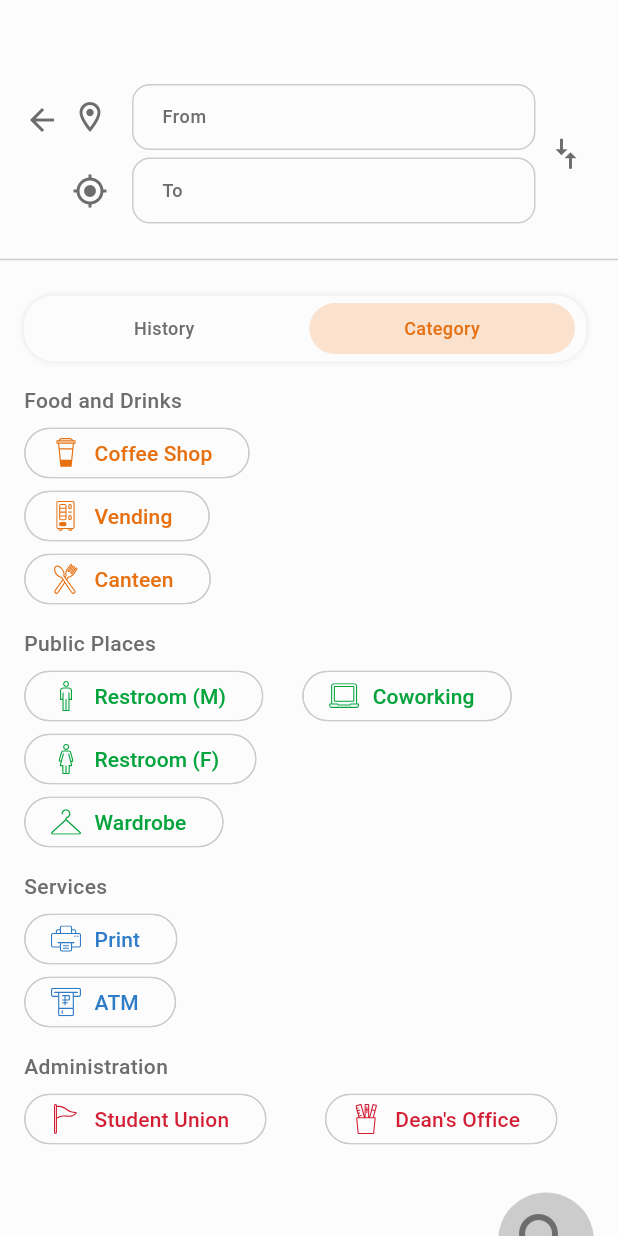
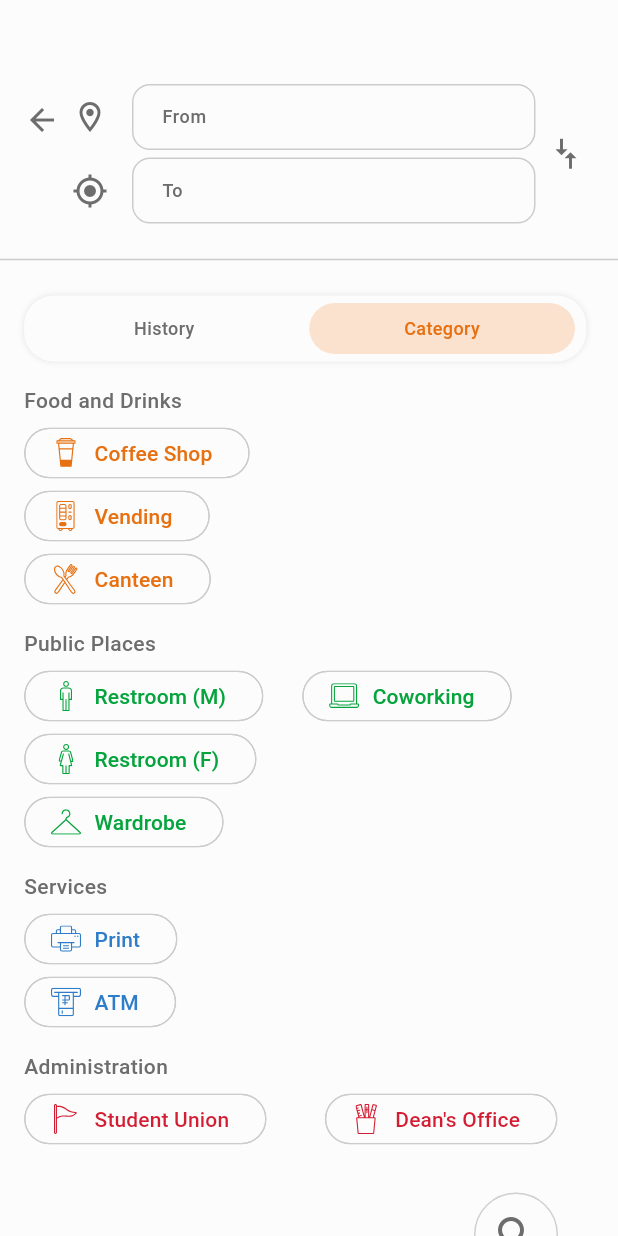
Before and after one commit to Eternal-Encoders/UrfuNavigator-mobile, a Flutter app: the RoutePage screen opened by its route, on a phone screen of 412 x 824 dp. Run offline on Flutter 3.47's test engine with Material 3 defaults, Android fonts, the light colour scheme and no system bars; our stand-ins replace dartz, equatable, flutter_bloc, flutter_svg, freezed_annotation, get_it and 2 more; missing offline and left inert: slang, svg_path_parser, yandex_mapkit; accounts and stored records are empty; generated files the repository leaves out were written again; network calls fail; statements that could not run were skipped.

Commit message:
improve search icon

```diff
--- a/lib/feature/ui/screens/route_screen.dart
+++ b/lib/feature/ui/screens/route_screen.dart
@@ -915,33 +915,59 @@ class _RouteScreenState extends State<RouteScreen> {
                       child: Row(
                         mainAxisAlignment: MainAxisAlignment.end,
                         children: [
-                          IconButton(
-                            disabledColor: AppColors.secondPaleGrayLight,
+                          OutlinedButton(
+                            // disabledColor: AppColors.secondPaleGrayLight,
                             onPressed: () {
                               areValuesFilled ? search() : null;
                             },
-                            icon: Icon(Icons.search),
-                            focusColor: areValuesFilled
-                                ? Theme.of(context).focusColor
-                                : null,
-                            hoverColor: areValuesFilled
-                                ? Theme.of(context).hoverColor
-                                : null,
-                            splashColor: areValuesFilled
-                                ? Theme.of(context).splashColor
-                                : null,
-                            highlightColor: areValuesFilled
-                                ? Theme.of(context).highlightColor
-                                : null,
-                            iconSize: 48,
-                            color: areValuesFilled
-                                ? AppColors.accentOrange
-                                : AppColors.accentGray,
-                            style: ButtonStyle(
-                                backgroundColor: WidgetStatePropertyAll(
-                                    areValuesFilled
-                                        ? AppColors.secondOrangeLight
-                                        : AppColors.secondPaleGrayLight)),
+                            style: OutlinedButton.styleFrom(
+                              backgroundColor: areValuesFilled
+                                  ? AppColors.secondOrangeLight
+                                  : null,
+                              shape: CircleBorder(), // Круглая форма для кнопки
+                              side: BorderSide(
+                                  width: 1,
+                                  color: areValuesFilled
+                                      ? Colors.transparent
+                                      : const Color.fromARGB(255, 207, 207,
+                                          207)), // Настройка границы
+                            ),
+                            // icon: Icon(
+                            //   Icons.search,
+                            //   shadows: const [
+                            //     Shadow(
+                            //       color: Colors.white,
+                            //       blurRadius: 2.0,
+                            //     ),
+                            //   ],
+                            // ),
+                            // focusColor: areValuesFilled
+                            //     ? Theme.of(context).focusColor
+                            //     : null,
+                            // hoverColor: areValuesFilled
+                            //     ? Theme.of(context).hoverColor
+                            //     : null,
+                            // splashColor: areValuesFilled
+                            //     ? Theme.of(context).splashColor
+                            //     : null,
+                            // highlightColor: areValuesFilled
+                            //     ? Theme.of(context).highlightColor
+                            //     : null,
+                            // iconSize: 48,
+                            // color: areValuesFilled
+                            //     ? AppColors.accentOrange
+                            //     : AppColors.accentGray,
+                            child: Padding(
+                              padding: const EdgeInsets.all(
+                                  12.0), // Чтобы иконка не прилегала к границе
+                              child: Icon(
+                                Icons.search,
+                                size: 32,
+                                color: areValuesFilled
+                                    ? AppColors.accentOrange
+                                    : AppColors.accentGray,
+                              ),
+                            ),
                           ),
                         ],
                       ),
```
